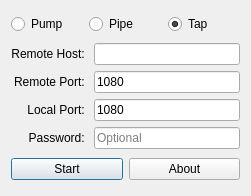
Qt form pipesocks/mainwidget.ui (pipesocks/pipesocks) before a commit.
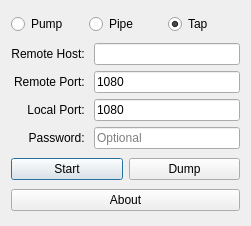
The same form after that commit.

Commit message: Log can be dumped now in GUI!

Patch:
```diff
--- a/pipesocks/mainwidget.ui
+++ b/pipesocks/mainwidget.ui
@@ -7,7 +7,7 @@
     <x>0</x>
     <y>0</y>
     <width>251</width>
-    <height>196</height>
+    <height>226</height>
    </rect>
   </property>
   <property name="windowTitle">
@@ -130,14 +130,21 @@
       </widget>
      </item>
      <item>
-      <widget class="QPushButton" name="About">
+      <widget class="QPushButton" name="Dump">
        <property name="text">
-        <string>About</string>
+        <string>Dump</string>
        </property>
       </widget>
      </item>
     </layout>
    </item>
+   <item>
+    <widget class="QPushButton" name="About">
+     <property name="text">
+      <string>About</string>
+     </property>
+    </widget>
+   </item>
   </layout>
  </widget>
  <resources/>
```
The commit also changes 4 other files.
